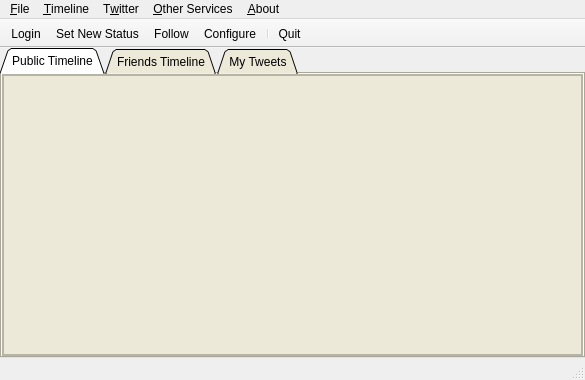
First picture: the form in Ui/mainWindow.ui, repository KarenMarkosyan/qttwitter, before the edit.
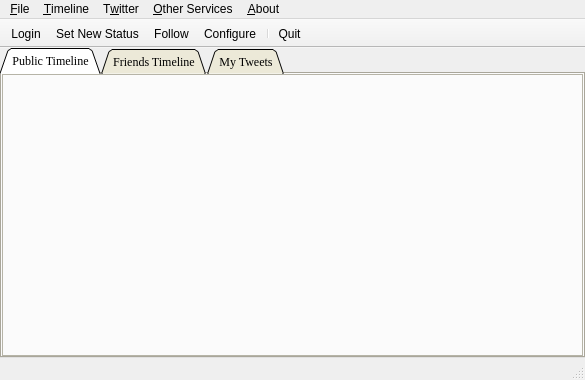
Second picture: the form after the edit. Icons and pictures are not drawn.

Commit message: Change Log: * Added the Qt::WindowFlags flags = 0 to both the MainWindowImpl::MainWindowImpl and MainWindowDerived constructors, which makes future window styling easier. This is taken from shanky. * Modified the implementation of the MainWindow UI to remove the ambiguous scrollArea widget from the tabWidget * few more minor changes in the stylesheeting * Added and modified the FlickCharm kinetic scrolling, taken from shanky's branch, so as to show the scrollBars only while scrolling, on the patterns of iPhone GUI. This is my little invention :-)

Diff of the .ui file:
```diff
--- a/Ui/mainWindow.ui
+++ b/Ui/mainWindow.ui
@@ -158,6 +158,11 @@
         </disabled>
        </palette>
       </property>
+      <property name="font">
+       <font>
+        <family>Georgia</family>
+       </font>
+      </property>
       <property name="focusPolicy">
        <enum>Qt::TabFocus</enum>
       </property>
@@ -209,81 +214,55 @@
          <number>0</number>
         </property>
         <item row="0" column="0">
-         <widget class="QScrollArea" name="scrollAreaPublicTimeline">
-          <property name="widgetResizable">
-           <bool>true</bool>
-          </property>
-          <widget class="QWidget" name="scrollAreaWidgetContentsPT">
-           <property name="geometry">
-            <rect>
-             <x>0</x>
-             <y>0</y>
-             <width>577</width>
-             <height>283</height>
-            </rect>
-           </property>
-           <property name="sizePolicy">
-            <sizepolicy hsizetype="Expanding" vsizetype="Expanding">
-             <horstretch>0</horstretch>
-             <verstretch>0</verstretch>
-            </sizepolicy>
-           </property>
-           <layout class="QGridLayout" name="gridLayout_5">
-            <property name="margin">
-             <number>0</number>
-            </property>
-            <property name="spacing">
-             <number>0</number>
-            </property>
-            <item row="0" column="0" rowspan="2" colspan="2">
              <widget class="QTextBrowser" name="textBrowserPT">
               <property name="palette">
                <palette>
                 <active>
                  <colorrole role="Base">
-                  <brush brushstyle="NoBrush">
-                   <color alpha="255">
-                    <red>0</red>
-                    <green>0</green>
-                    <blue>0</blue>
+              <brush brushstyle="SolidPattern">
+               <color alpha="0">
+                <red>255</red>
+                <green>255</green>
+                <blue>255</blue>
                    </color>
                   </brush>
                  </colorrole>
                 </active>
                 <inactive>
                  <colorrole role="Base">
-                  <brush brushstyle="NoBrush">
-                   <color alpha="255">
-                    <red>0</red>
-                    <green>0</green>
-                    <blue>0</blue>
+              <brush brushstyle="SolidPattern">
+               <color alpha="0">
+                <red>255</red>
+                <green>255</green>
+                <blue>255</blue>
                    </color>
                   </brush>
                  </colorrole>
                 </inactive>
                 <disabled>
                  <colorrole role="Base">
-                  <brush brushstyle="NoBrush">
+              <brush brushstyle="SolidPattern">
                    <color alpha="255">
-                    <red>0</red>
-                    <green>0</green>
-                    <blue>0</blue>
+                <red>236</red>
+                <green>233</green>
+                <blue>216</blue>
                    </color>
                   </brush>
                  </colorrole>
                 </disabled>
                </palette>
               </property>
+          <property name="font">
+           <font>
+            <family>Lucida Grande</family>
+           </font>
+          </property>
               <property name="cursor" stdset="0">
                <cursorShape>IBeamCursor</cursorShape>
               </property>
-              <property name="lineWidth">
-               <number>0</number>
-              </property>
-             </widget>
-            </item>
-           </layout>
-          </widget>
+          <property name="statusTip">
+           <string>So many people. so much traffic... But let's see what everyone else is doing :-)</string>
+          </property>
          </widget>
         </item>
        </layout>
```
Left out of the diff: 135 changed lines with no effect on the pictures. Lines whose indentation alone changed are shown as unchanged. The commit also changes 9 other files.
